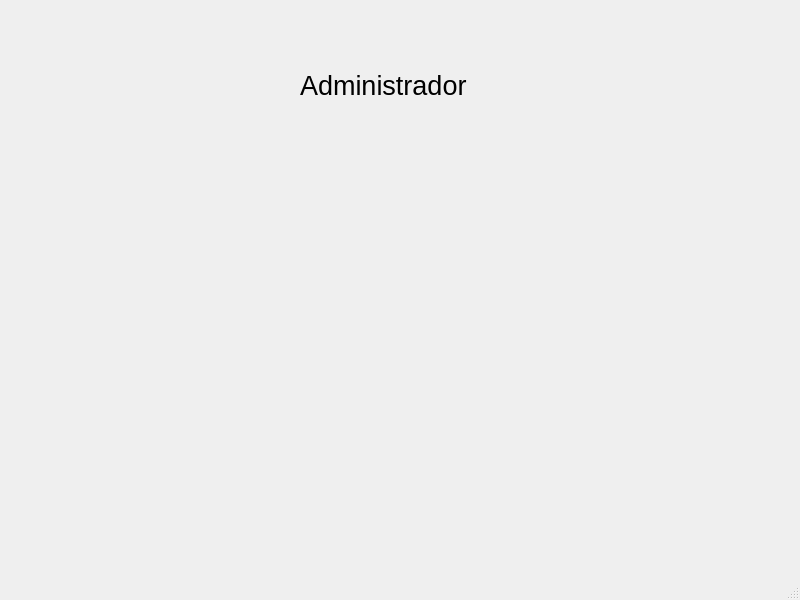
Old version of the form layouts/administrador.ui in the repository RiquelmeG22/BibliotecaPython.
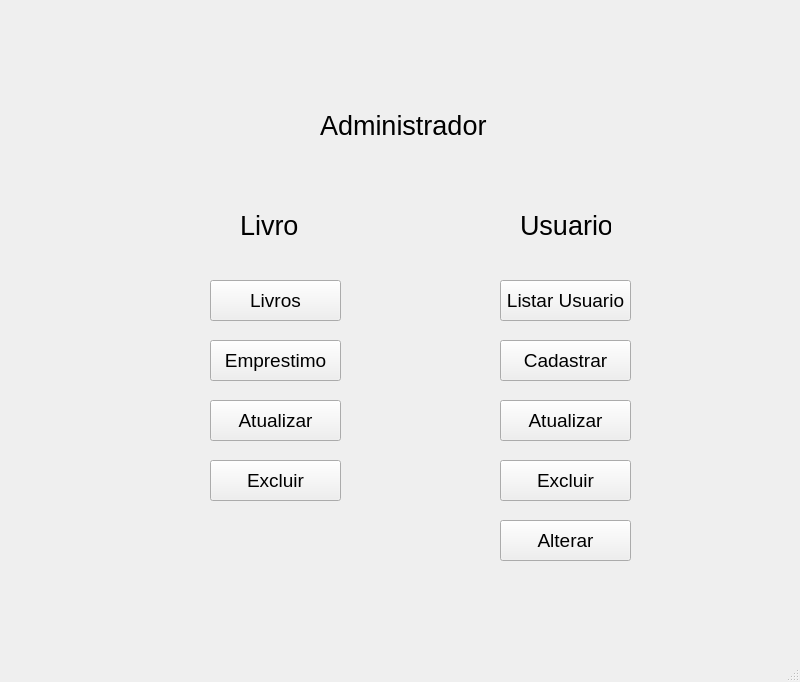
New version of the form.

Diff of the .ui file:
```diff
--- a/layouts/administrador.ui
+++ b/layouts/administrador.ui
@@ -7,7 +7,7 @@
     <x>0</x>
     <y>0</y>
     <width>800</width>
-    <height>600</height>
+    <height>682</height>
    </rect>
   </property>
   <property name="windowTitle">
@@ -20,11 +20,11 @@
      <pointsize>14</pointsize>
     </font>
    </property>
-   <widget class="QLabel" name="label">
+   <widget class="QLabel" name="labelTitulo">
     <property name="geometry">
      <rect>
-      <x>300</x>
-      <y>70</y>
+      <x>320</x>
+      <y>110</y>
       <width>171</width>
       <height>31</height>
      </rect>
@@ -38,6 +38,159 @@
      <string>Administrador</string>
     </property>
    </widget>
+   <widget class="QPushButton" name="BtnExcluir">
+    <property name="geometry">
+     <rect>
+      <x>210</x>
+      <y>460</y>
+      <width>131</width>
+      <height>41</height>
+     </rect>
+    </property>
+    <property name="text">
+     <string>Excluir</string>
+    </property>
+   </widget>
+   <widget class="QPushButton" name="BtnAtualizar">
+    <property name="geometry">
+     <rect>
+      <x>500</x>
+      <y>400</y>
+      <width>131</width>
+      <height>41</height>
+     </rect>
+    </property>
+    <property name="text">
+     <string>Atualizar</string>
+    </property>
+   </widget>
+   <widget class="QPushButton" name="btnCadastrar">
+    <property name="geometry">
+     <rect>
+      <x>500</x>
+      <y>340</y>
+      <width>131</width>
+      <height>41</height>
+     </rect>
+    </property>
+    <property name="text">
+     <string>Cadastrar</string>
+    </property>
+   </widget>
+   <widget class="QPushButton" name="btnListarUsuario">
+    <property name="geometry">
+     <rect>
+      <x>500</x>
+      <y>280</y>
+      <width>131</width>
+      <height>41</height>
+     </rect>
+    </property>
+    <property name="text">
+     <string>Listar Usuario</string>
+    </property>
+   </widget>
+   <widget class="QPushButton" name="btnLivros">
+    <property name="geometry">
+     <rect>
+      <x>210</x>
+      <y>280</y>
+      <width>131</width>
+      <height>41</height>
+     </rect>
+    </property>
+    <property name="text">
+     <string>Livros</string>
+    </property>
+   </widget>
+   <widget class="QPushButton" name="btnEmprestimo">
+    <property name="geometry">
+     <rect>
+      <x>210</x>
+      <y>340</y>
+      <width>131</width>
+      <height>41</height>
+     </rect>
+    </property>
+    <property name="text">
+     <string>Emprestimo</string>
+    </property>
+   </widget>
+   <widget class="QLabel" name="label">
+    <property name="geometry">
+     <rect>
+      <x>240</x>
+      <y>210</y>
+      <width>61</width>
+      <height>31</height>
+     </rect>
+    </property>
+    <property name="font">
+     <font>
+      <pointsize>20</pointsize>
+     </font>
+    </property>
+    <property name="text">
+     <string>Livro</string>
+    </property>
+   </widget>
+   <widget class="QLabel" name="label_2">
+    <property name="geometry">
+     <rect>
+      <x>520</x>
+      <y>210</y>
+      <width>91</width>
+      <height>31</height>
+     </rect>
+    </property>
+    <property name="font">
+     <font>
+      <pointsize>20</pointsize>
+     </font>
+    </property>
+    <property name="text">
+     <string>Usuario</string>
+    </property>
+   </widget>
+   <widget class="QPushButton" name="BtnAtualizar_2">
+    <property name="geometry">
+     <rect>
+      <x>210</x>
+      <y>400</y>
+      <width>131</width>
+      <height>41</height>
+     </rect>
+    </property>
+    <property name="text">
+     <string>Atualizar</string>
+    </property>
+   </widget>
+   <widget class="QPushButton" name="BtnExcluir_2">
+    <property name="geometry">
+     <rect>
+      <x>500</x>
+      <y>460</y>
+      <width>131</width>
+      <height>41</height>
+     </rect>
+    </property>
+    <property name="text">
+     <string>Excluir</string>
+    </property>
+   </widget>
+   <widget class="QPushButton" name="pushButton">
+    <property name="geometry">
+     <rect>
+      <x>500</x>
+      <y>520</y>
+      <width>131</width>
+      <height>41</height>
+     </rect>
+    </property>
+    <property name="text">
+     <string>Alterar</string>
+    </property>
+   </widget>
   </widget>
   <widget class="QMenuBar" name="menubar">
    <property name="geometry">
```
